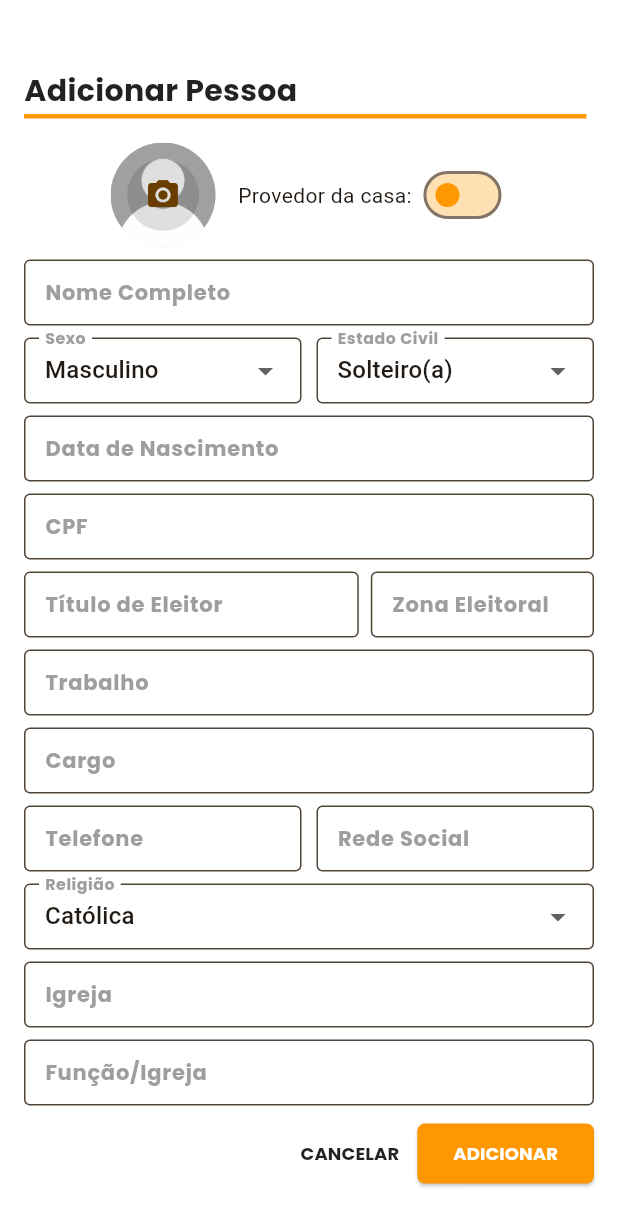
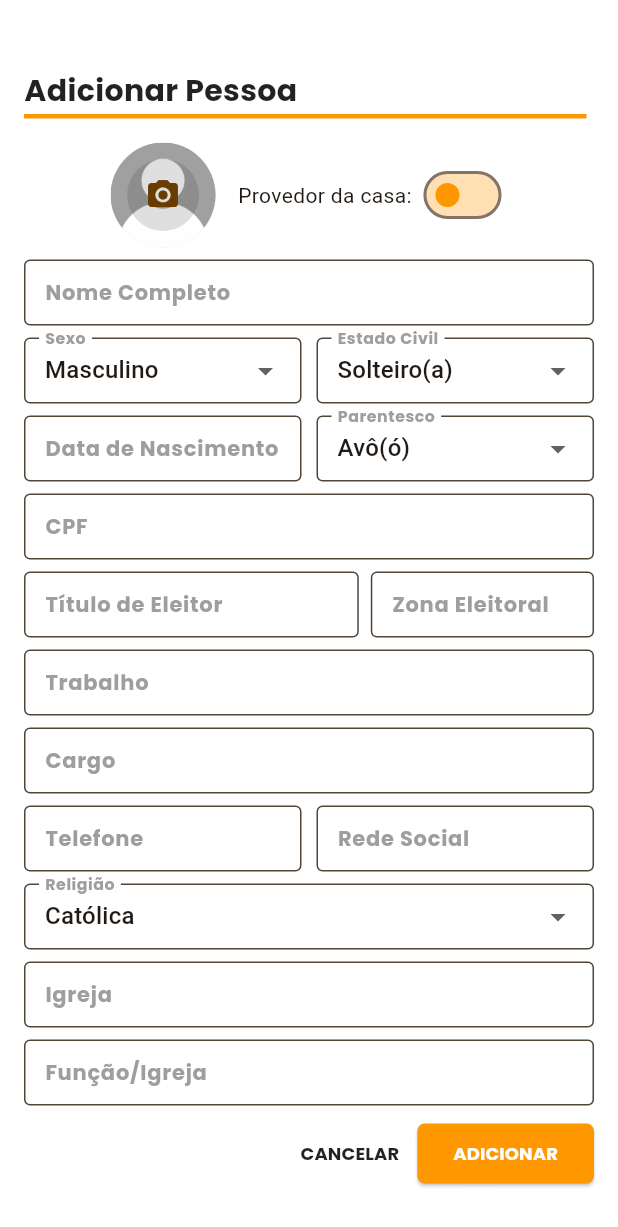
Before and after one commit to Luizgustavoo/formapp, a Flutter app: the AddPeopleFamilyView widget shown alone on an empty page, opened directly, on a phone screen of 412 x 824 dp. Shown: the top 1227 px of the screen. Run offline on Flutter 3.47's test engine with Material 3 defaults, Android fonts, the phone set to English and light mode, and no system bars; our stand-ins replace easy_splash_screen, get, get_storage, toggle_switch; missing offline and left inert: dart:ffi, floating_action_bubble; accounts and stored records are empty; network calls fail.

Commit message:
Update family views, controllers, and functions.

```diff
--- a/lib/app/modules/family/views/add_people_family_view.dart
+++ b/lib/app/modules/family/views/add_people_family_view.dart
@@ -121,7 +121,7 @@ class AddPeopleFamilyView extends GetView<FamilyController> {
                             'Solteiro(a)',
                             'Casado(a)',
                             'Divorciado(a)',
-                            'Emancipado(a)'
+                            'União Estável'
                           ].map<DropdownMenuItem<String>>((String value) {
                             return DropdownMenuItem<String>(
                               value: value,
@@ -136,19 +136,71 @@ class AddPeopleFamilyView extends GetView<FamilyController> {
                     ],
                   ),
                   const SizedBox(height: 8),
-                  TextFormField(
-                    controller: controller.nascimentoPessoaController,
-                    decoration: const InputDecoration(
-                        border: OutlineInputBorder(),
-                        labelText: 'Data de Nascimento'),
-                    onChanged: (value) {},
+                  Row(
+                    children: [
+                      Expanded(
+                        flex: 2,
+                        child: TextFormField(
+                          controller: controller.nascimentoPessoaController,
+                          decoration: const InputDecoration(
+                              border: OutlineInputBorder(),
+                              labelText: 'Data de Nascimento'),
+                          onChanged: (value) {},
+                        ),
+                      ),
+                      const SizedBox(width: 10),
+                      Expanded(
+                        flex: 2,
+                        child: DropdownButtonFormField<String>(
+                          value: controller.parentesco.value,
+                          onChanged: (value) {},
+                          items: [
+                            'Avô(ó)',
+                            'Bisavô(ó)',
+                            'Companheiro(a)',
+                            'Cunhado(a)',
+                            'Irmã',
+                            'Irmão',
+                            'Madrasta',
+                            'Mãe',
+                            'Outro',
+                            'Padrasto',
+                            'Pai',
+                            'Resp. Legal',
+                            'Madrasta',
+                            'Sobrinho(a)',
+                            'Tio(a)',
+                            'Vodrasto',
+                            'Vodrasta',
+                          ].map<DropdownMenuItem<String>>((String value) {
+                            return DropdownMenuItem<String>(
+                              value: value,
+                              child: Text(value),
+                            );
+                          }).toList(),
+                          decoration: const InputDecoration(
+                              border: OutlineInputBorder(),
+                              labelText: 'Parentesco'),
+                        ),
+                      ),
+                    ],
                   ),
                   const SizedBox(height: 8),
                   TextFormField(
                     controller: controller.cpfPessoaController,
+                    keyboardType: TextInputType.number,
+                    maxLength: 14,
+                    onChanged: (value) => controller.onCPFChanged(value),
                     decoration: const InputDecoration(
-                        border: OutlineInputBorder(), labelText: 'CPF'),
-                    onChanged: (value) {},
+                        counterText: '',
+                        border: OutlineInputBorder(),
+                        labelText: 'CPF'),
+                    validator: (value) {
+                      if (!controller.validateCPF()) {
+                        return "Informe um CPF válido";
+                      }
+                      return null;
+                    },
                   ),
                   const SizedBox(height: 8),
                   Row(
--- a/lib/app/modules/family/views/edit_family_view.dart
+++ b/lib/app/modules/family/views/edit_family_view.dart
@@ -209,7 +209,7 @@ class Buildfamilyform extends StatelessWidget {
           ),
           const SizedBox(height: 10),
           TextFormField(
-            controller: controller.enderecoFamiliaController,
+            controller: controller.ruaFamiliaController,
             decoration: const InputDecoration(
               labelText: 'Logradouro',
               border: OutlineInputBorder(),
```
Also changed, not shown: lib/app/data/provider/via_cep.dart (added, +24 -0 lines), lib/app/modules/family/family_controller.dart (+74 -6 lines), lib/app/modules/family/views/create_family_view.dart (+26 -20 lines), lib/app/utils/format_validator.dart (added, +58 -0 lines).
